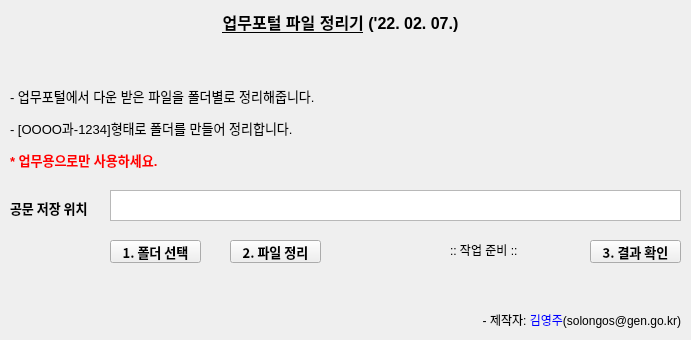
solongos7/enjoyPython, file gen_neis.ui: the form before one commit.
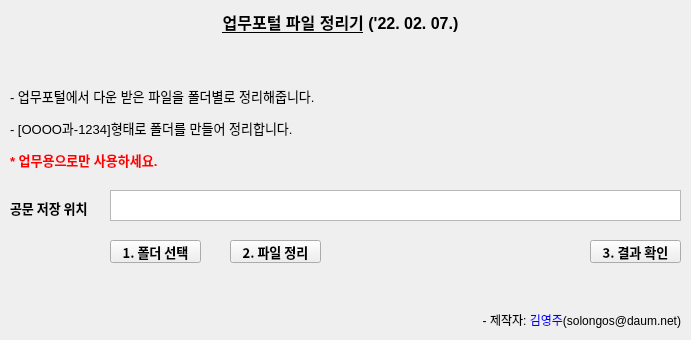
The form after the commit.

Commit message: messg box

Diff of the .ui file:
```diff
--- a/gen_neis.ui
+++ b/gen_neis.ui
@@ -2,6 +2,14 @@
 <ui version="4.0">
  <class>Form</class>
  <widget class="QWidget" name="Form">
+  <property name="geometry">
+   <rect>
+    <x>0</x>
+    <y>0</y>
+    <width>691</width>
+    <height>340</height>
+   </rect>
+  </property>
   <property name="windowTitle">
    <string>파일 정리</string>
   </property>
@@ -122,20 +130,7 @@
     </rect>
    </property>
    <property name="text">
-    <string>&lt;html&gt;&lt;head/&gt;&lt;body&gt;&lt;p align=&quot;right&quot;&gt;- 제작자: &lt;span style=&quot; color:#0000ff;&quot;&gt;김영주&lt;/span&gt;(solongos@gen.go.kr)&lt;/p&gt;&lt;/body&gt;&lt;/html&gt;</string>
-   </property>
-  </widget>
-  <widget class="QLabel" name="label_4">
-   <property name="geometry">
-    <rect>
-     <x>450</x>
-     <y>240</y>
-     <width>111</width>
-     <height>20</height>
-    </rect>
-   </property>
-   <property name="text">
-    <string>:: 작업 준비 ::</string>
+    <string>&lt;html&gt;&lt;head/&gt;&lt;body&gt;&lt;p align=&quot;right&quot;&gt;- 제작자: &lt;span style=&quot; color:#0000ff;&quot;&gt;김영주&lt;/span&gt;(solongos@daum.net)&lt;/p&gt;&lt;/body&gt;&lt;/html&gt;</string>
    </property>
   </widget>
  </widget>
```
The commit also changes 2 other files.
